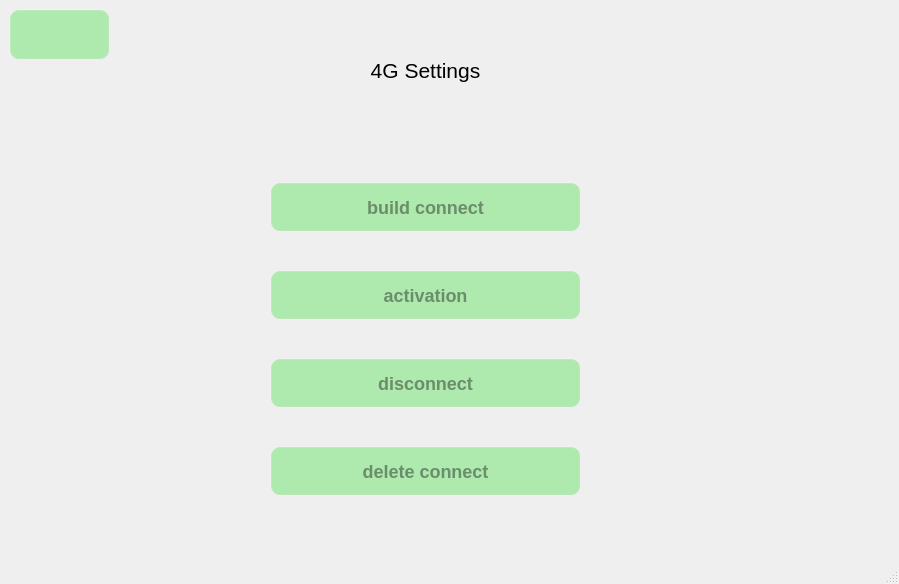
Before: the Qt Designer form qt/t507/sim_module.ui in jizizihe/baijie_demo, drawn with Qt 5.
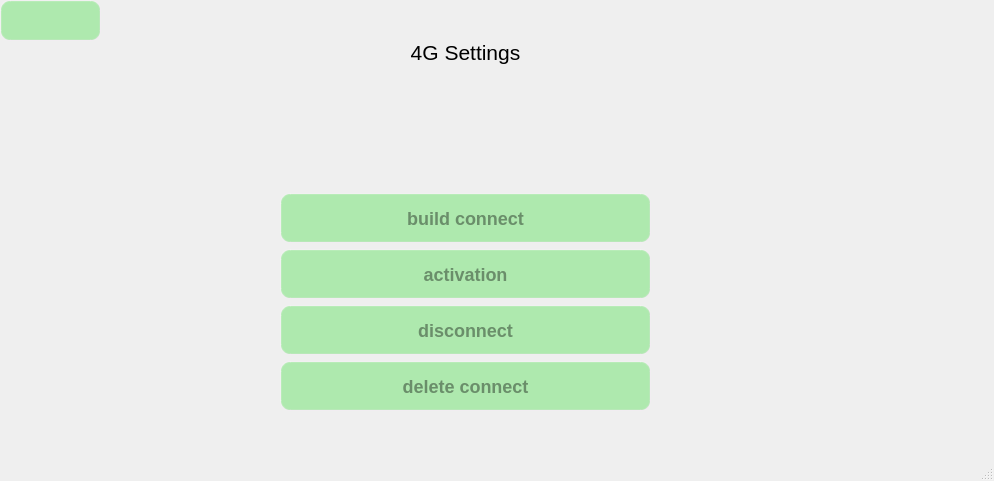
After: the same form once the commit is applied. Icons and pictures are not drawn.

```diff
--- a/qt/t507/sim_module.ui
+++ b/qt/t507/sim_module.ui
@@ -6,8 +6,8 @@
    <rect>
     <x>0</x>
     <y>0</y>
-    <width>899</width>
-    <height>584</height>
+    <width>994</width>
+    <height>481</height>
    </rect>
   </property>
   <property name="windowTitle">
@@ -57,10 +57,10 @@
    <widget class="QPushButton" name="retBtn">
     <property name="geometry">
      <rect>
-      <x>9</x>
-      <y>9</y>
+      <x>0</x>
+      <y>0</y>
       <width>101</width>
-      <height>51</height>
+      <height>41</height>
      </rect>
     </property>
     <property name="text">
@@ -71,15 +71,18 @@
       <normaloff>:/t507_button_image/return.png</normaloff>:/t507_button_image/return.png</iconset>
     </property>
    </widget>
+   <widget class="QWidget" name="">
+    <property name="geometry">
+     <rect>
+      <x>280</x>
+      <y>40</y>
+      <width>371</width>
+      <height>371</height>
+     </rect>
+    </property>
+    <layout class="QVBoxLayout" name="verticalLayout_2">
+     <item>
    <widget class="QLabel" name="label">
-    <property name="geometry">
-     <rect>
-      <x>270</x>
-      <y>10</y>
-      <width>311</width>
-      <height>121</height>
-     </rect>
-    </property>
     <property name="font">
      <font>
       <pointsize>16</pointsize>
@@ -92,15 +95,21 @@
      <set>Qt::AlignCenter</set>
     </property>
    </widget>
-   <widget class="QWidget" name="layoutWidget">
-    <property name="geometry">
-     <rect>
-      <x>270</x>
-      <y>150</y>
-      <width>311</width>
-      <height>381</height>
-     </rect>
-    </property>
+     </item>
+     <item>
+      <spacer name="verticalSpacer_2">
+       <property name="orientation">
+        <enum>Qt::Vertical</enum>
+       </property>
+       <property name="sizeHint" stdset="0">
+        <size>
+         <width>20</width>
+         <height>18</height>
+        </size>
+       </property>
+      </spacer>
+     </item>
+     <item>
     <layout class="QVBoxLayout" name="verticalLayout">
      <item>
       <widget class="QPushButton" name="SimConnectBtn">
@@ -155,6 +164,8 @@
       </widget>
      </item>
     </layout>
+     </item>
+    </layout>
    </widget>
   </widget>
   <widget class="QMenuBar" name="menubar">
```
Left out of the diff: 2 changed lines with no effect on the pictures. Lines whose indentation alone changed are shown as unchanged.
